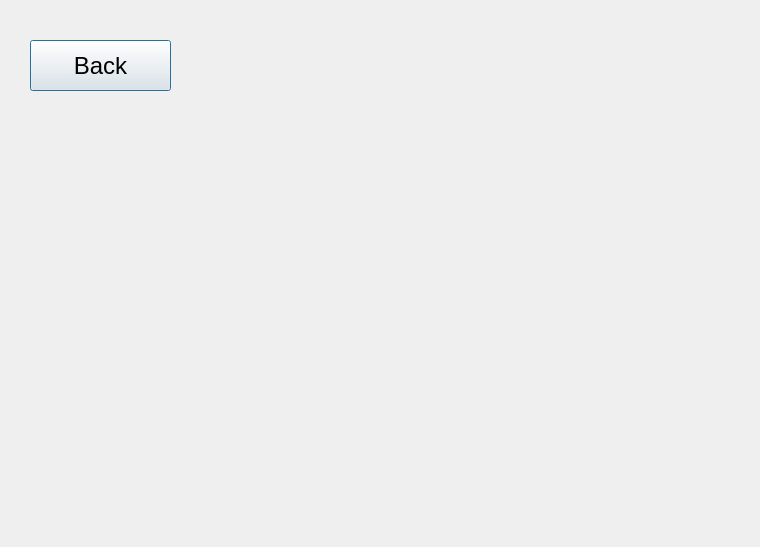
The window that robot2077/src/robot2077_ui/ui/detect_grab_dialog.ui (sebuaa2020/Team208) describes before a commit, drawn with Qt 5.
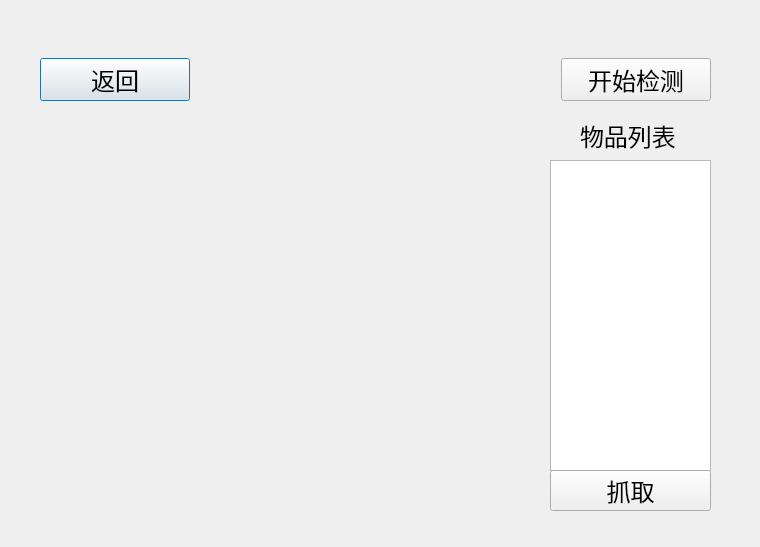
The same window after the commit.

The edit to the form file:
```diff
--- a/robot2077/src/robot2077_ui/ui/detect_grab_dialog.ui
+++ b/robot2077/src/robot2077_ui/ui/detect_grab_dialog.ui
@@ -13,22 +13,122 @@
   <property name="windowTitle">
    <string>Dialog</string>
   </property>
-  <widget class="QPushButton" name="back_btn">
+  <widget class="QWidget" name="horizontalLayoutWidget">
    <property name="geometry">
     <rect>
-     <x>30</x>
+     <x>40</x>
+     <y>120</y>
+     <width>501</width>
+     <height>391</height>
+    </rect>
+   </property>
+   <layout class="QHBoxLayout" name="detect_layout"/>
+  </widget>
+  <widget class="QWidget" name="horizontalLayoutWidget_2">
+   <property name="geometry">
+    <rect>
+     <x>40</x>
      <y>40</y>
-     <width>141</width>
-     <height>51</height>
+     <width>671</width>
+     <height>80</height>
     </rect>
    </property>
+   <layout class="QHBoxLayout" name="horizontalLayout_2">
+    <item>
+     <widget class="QPushButton" name="back_btn">
+      <property name="minimumSize">
+       <size>
+        <width>150</width>
+        <height>0</height>
+       </size>
+      </property>
+      <property name="font">
+       <font>
+        <pointsize>18</pointsize>
+       </font>
+      </property>
+      <property name="text">
+       <string>返回</string>
+      </property>
+     </widget>
+    </item>
+    <item>
+     <spacer name="horizontalSpacer">
+      <property name="orientation">
+       <enum>Qt::Horizontal</enum>
+      </property>
+      <property name="sizeHint" stdset="0">
+       <size>
+        <width>300</width>
+        <height>20</height>
+       </size>
+      </property>
+     </spacer>
+    </item>
+    <item>
+     <widget class="QPushButton" name="detect_btn">
+      <property name="minimumSize">
+       <size>
+        <width>150</width>
+        <height>0</height>
+       </size>
+      </property>
+      <property name="font">
+       <font>
+        <pointsize>18</pointsize>
+       </font>
+      </property>
+      <property name="text">
+       <string>开始检测</string>
+      </property>
+     </widget>
+    </item>
+   </layout>
+  </widget>
+  <widget class="QListView" name="item_listview">
+   <property name="geometry">
+    <rect>
+     <x>550</x>
+     <y>160</y>
+     <width>161</width>
+     <height>311</height>
+    </rect>
+   </property>
+  </widget>
+  <widget class="QLabel" name="label">
+   <property name="geometry">
+    <rect>
+     <x>580</x>
+     <y>120</y>
+     <width>161</width>
+     <height>31</height>
+    </rect>
+   </property>
    <property name="font">
     <font>
      <pointsize>18</pointsize>
     </font>
    </property>
    <property name="text">
-    <string>Back</string>
+    <string>物品列表</string>
+   </property>
+  </widget>
+  <widget class="QPushButton" name="grab_btn">
+   <property name="geometry">
+    <rect>
+     <x>550</x>
+     <y>470</y>
+     <width>161</width>
+     <height>41</height>
+    </rect>
+   </property>
+   <property name="font">
+    <font>
+     <pointsize>18</pointsize>
+    </font>
+   </property>
+   <property name="text">
+    <string>抓取</string>
    </property>
   </widget>
  </widget>
```
